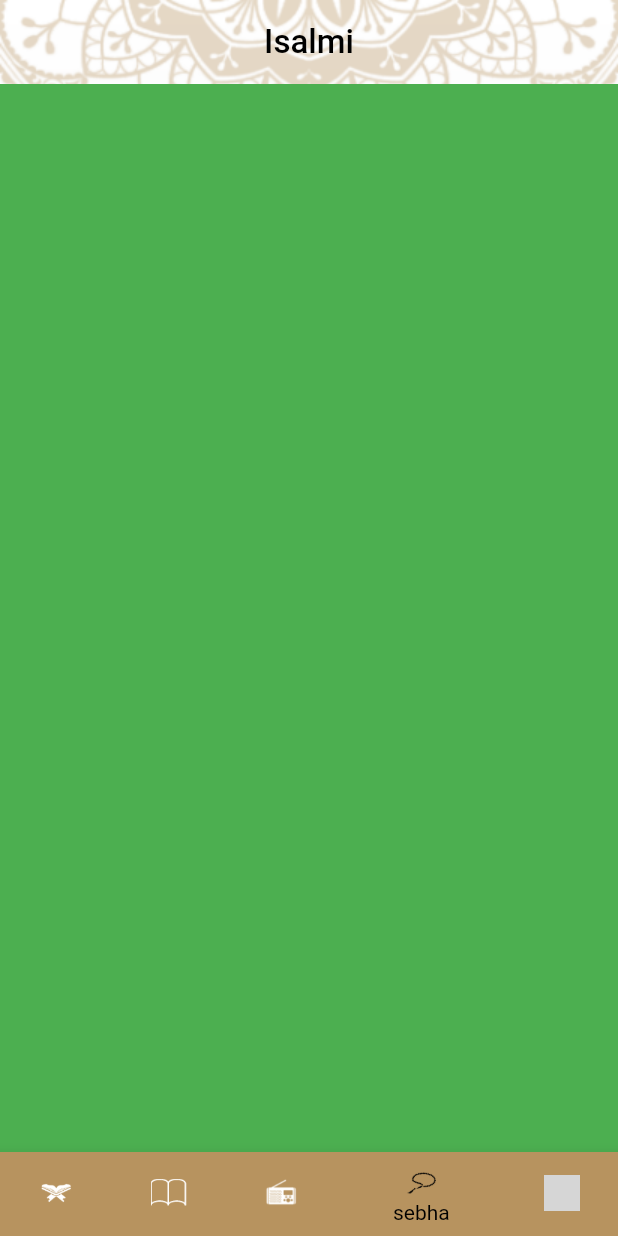
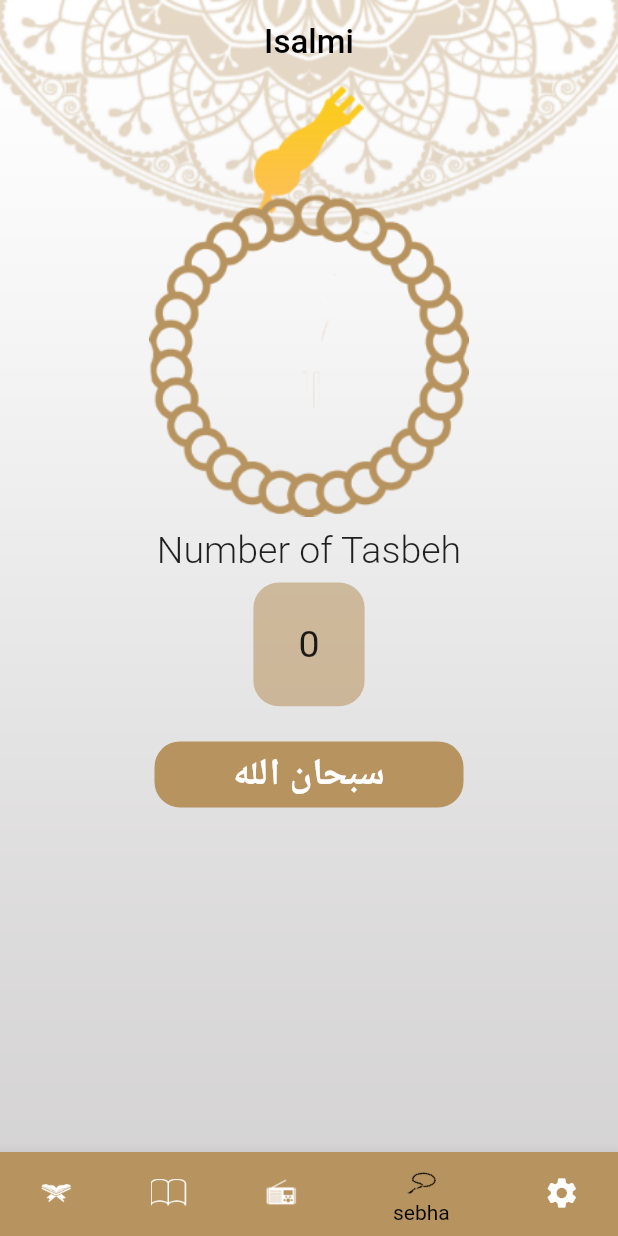
Before and after one commit to A-hmed/islami_c6_sat, a Flutter app: the screen it shows after launch, item 4 of the bottom bar chosen, on a phone screen of 412 x 824 dp. Run offline on Flutter 3.47's test engine with Material 2 defaults, Android fonts, the phone set to English and light mode, and no system bars; generated files the repository leaves out were written again; grey boxes are pictures that could not be loaded.

Commit message:
Sebha_Assignment

```diff
--- a/lib/l10n/app_ar.arb
+++ b/lib/l10n/app_ar.arb
@@ -5,5 +5,6 @@
   "language": "اللغه",
   "light": "مضئ",
   "dark": "مظلم",
-  "theme": "الحاله"
+  "theme": "الحاله",
+  "numberofTasbeh": "عدد التسبيحات"
 }
--- a/lib/l10n/app_en.arb
+++ b/lib/l10n/app_en.arb
@@ -5,5 +5,6 @@
   "language": "language",
   "light": "light",
   "dark": "dark",
-  "theme": "Theme"
+  "theme": "Theme",
+  "numberofTasbeh":"Number of Tasbeh"
 }
--- a/lib/main.dart
+++ b/lib/main.dart
@@ -28,6 +28,7 @@ class MyApp extends StatelessWidget {
     LocaleProvider localeProvider = Provider.of(context);
     ThemeProvider themeProvider = Provider.of(context);
     return MaterialApp(
+      debugShowCheckedModeBanner: false,
       localizationsDelegates: [
         AppLocalizations.delegate, // Add this line
         GlobalMaterialLocalizations.delegate,
--- a/lib/screens/home/Home.dart
+++ b/lib/screens/home/Home.dart
@@ -52,7 +52,7 @@ class _HomeState extends State<Home> {
                 BottomNavigationBarItem(icon: ImageIcon(AssetImage("assets/images/icon_hadeth.png")),label: "ahadeth",),
                 BottomNavigationBarItem(icon: ImageIcon(AssetImage("assets/images/icon_radio.png")),label: "radio"),
                 BottomNavigationBarItem(icon: ImageIcon(AssetImage("assets/images/icon_sebha.png")),label: "sebha"),
-                BottomNavigationBarItem(icon: ImageIcon(AssetImage("assets/images/ic_settings.png")),label: "setting")
+                BottomNavigationBarItem(icon: Icon(Icons.settings),label: "setting")
               ],
             ),
           ),
--- a/lib/screens/home/sebha_tab.dart
+++ b/lib/screens/home/sebha_tab.dart
@@ -1,10 +1,138 @@
+import 'dart:math';
+
 import 'package:flutter/material.dart';
+import 'package:flutter_gen/gen_l10n/app_localizations.dart';
 
-class SebhaTab extends StatelessWidget {
+import '../../AppStyle.dart';
+
+class SebhaTab extends StatefulWidget {
+  @override
+  State<SebhaTab> createState() => _SebhaTabState();
+}
+
+class _SebhaTabState extends State<SebhaTab> {
+  int cnt = 0;
+
+  int angle =0;
+  List<String> tasabeh = [
+    "سبحان الله",
+    "الحمد لله",
+    "لا اله الا الله",
+    "الله اكبر",
+    "استغفر الله العظيم واتوب اليه",
+    "لا اله الا انت سبحانك اني كنت من الظالمين",
+    "لا حول ولا قوه الا بالله"
+  ];
+  int index=0;
+  void _increament(){
+    if(cnt==32)
+    {
+      cnt=0;
+      index==7?index=0:index++;
+    }
+    setState(() {
+
+      cnt++;
+    });
+  }
   @override
   Widget build(BuildContext context) {
-    return Container(
-      color: Colors.green,
+    return Column(
+      crossAxisAlignment: CrossAxisAlignment.stretch,
+      children: [
+        Stack(
+          alignment: Alignment.topCenter,
+          children: [
+            Container(
+              width: MediaQuery
+                  .of(context)
+                  .size
+                  .width * .2,
+              height: MediaQuery
+                  .of(context)
+                  .size
+                  .width * .26,
+              child: Image.asset(
+                "assets/images/head_sebha_dark.png",
+              ),
+            ),
+            Container(
+              padding: EdgeInsets.only(
+                  top: MediaQuery
+                      .of(context)
+                      .size
+                      .width * .178),
+              width: MediaQuery
+                  .of(context)
+                  .size
+                  .width * .7,
+              height: MediaQuery
+                  .of(context)
+                  .size
+                  .width * .7,
+              child: InkWell(
+                  onTap: () {
+                    angle+=5;
+                    _increament();
+                  },
+                  child: RotatedBox(
+                      quarterTurns:angle,
+                      child: Image.asset("assets/images/body_sebha_logo.png"))),
+            ),
+          ],
+        ),
+        SizedBox(height: 8,),
+        Text(
+          AppLocalizations.of(context)!.numberofTasbeh,
+          style: TextStyle(fontSize: 25, fontWeight: FontWeight.w300),
+          textAlign: TextAlign.center,
+        ),
+        Container(
+          height: MediaQuery
+              .of(context)
+              .size
+              .height * .1,
+          margin: EdgeInsets.symmetric(
+              horizontal: MediaQuery.of(context).size
+                  .width * .41,vertical: 7),
+          decoration: BoxDecoration(
+            borderRadius: BorderRadius.circular(17),
+            color: AppStyle.lightPrimaryColor.withOpacity(.57),
+          ),
+          child: Center(
+              child: Text(
+                "$cnt",
+                style: TextStyle(fontSize: 25),
+              )),
+        ),
+        Container(
+            margin: EdgeInsets.symmetric(
+                horizontal: MediaQuery
+                    .of(context)
+                    .size
+                    .width * .25,
+                vertical: MediaQuery
+                    .of(context)
+                    .size
+                    .width * .04),
+            decoration: BoxDecoration(
+              borderRadius: BorderRadius.circular(17),
+              color: AppStyle.lightPrimaryColor,
+            ),
+            child: Padding(
+              padding: const EdgeInsets.only(
+                  top: 5.0, bottom: 5, left: 12, right: 12),
+              child:  Text(
+                "${tasabeh[index]}",
+                style: TextStyle(
+                  fontSize: 25,
+                  fontWeight: FontWeight.bold,
+                  color: Colors.white,
+                ),
+                textAlign: TextAlign.center,
+              ),
+            )),
+      ],
     );
   }
 }
```
Also changed, not shown: pubspec.lock.
